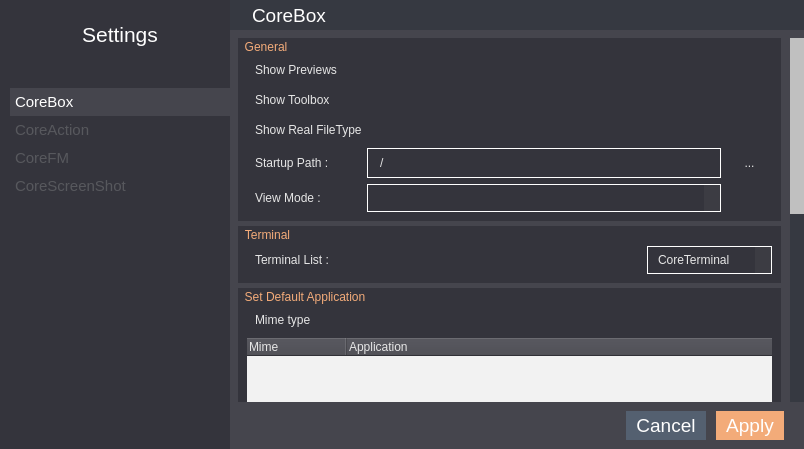
First picture: the form in app/settings/settings.ui, repository rahmanshaber/corebox, before the edit.
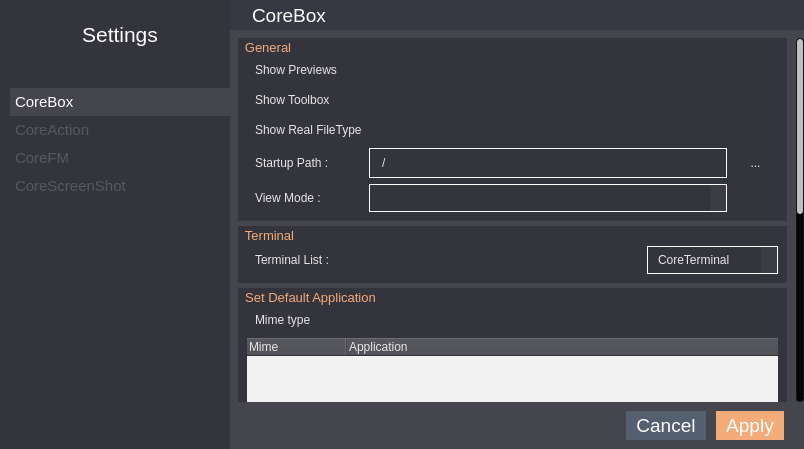
Second picture: the form after the edit. The open tabs and pages were chosen to show the change. Icons and pictures are not drawn.

The edit to the form file:
```diff
--- a/app/settings/settings.ui
+++ b/app/settings/settings.ui
@@ -500,6 +500,7 @@
 }
 
 QGroupBox {
+    font-size: 13px;
     margin-top: -1ex;
     background-color: #34343C;
     color: #E6E6E6;
@@ -1187,7 +1188,28 @@
        <item>
         <widget class="QScrollArea" name="scrollArea">
          <property name="styleSheet">
-          <string notr="true"/>
+          <string notr="true">QScrollBar:vertical {
+background-color: rgba( 0, 0, 0, 72% );
+max-width: 8px;
+border-radius: 4px;
+padding: 1px; }
+
+QScrollBar::handle:vertical {
+background-color: silver;
+max-width: 6px;
+border-radius: 3px; }
+
+QScrollBar::sub-page:vertical {
+background-color: rgba( 0, 0, 0, 72% ); }
+
+QScrollBar::add-page:vertical {
+background-color: rgba( 0, 0, 0, 72% ); }
+
+QScrollBar::add-line:vertical, 
+QScrollBar::sub-line:vertical {
+width: 0px; height: 0px; }
+
+</string>
          </property>
          <property name="verticalScrollBarPolicy">
           <enum>Qt::ScrollBarAlwaysOn</enum>
@@ -1199,9 +1221,9 @@
           <property name="geometry">
            <rect>
             <x>0</x>
-            <y>0</y>
-            <width>555</width>
-            <height>713</height>
+            <y>-363</y>
+            <width>558</width>
+            <height>731</height>
            </rect>
           </property>
           <layout class="QVBoxLayout" name="verticalLayout">
@@ -1652,20 +1674,6 @@
                 </column>
                </widget>
               </item>
-              <item row="1" column="0">
-               <widget class="QLabel" name="mimetype">
-                <property name="text">
-                 <string>Mime type</string>
-                </property>
-               </widget>
-              </item>
-              <item row="3" column="0">
-               <widget class="QLabel" name="application">
-                <property name="text">
-                 <string>Applications</string>
-                </property>
-               </widget>
-              </item>
               <item row="6" column="1">
                <widget class="QPushButton" name="moveAppAssocUp">
                 <property name="styleSheet">
@@ -1685,6 +1693,26 @@
                 </property>
                </widget>
               </item>
+              <item row="1" column="0" colspan="2">
+               <widget class="QLabel" name="mimetype">
+                <property name="sizePolicy">
+                 <sizepolicy hsizetype="Preferred" vsizetype="Preferred">
+                  <horstretch>0</horstretch>
+                  <verstretch>0</verstretch>
+                 </sizepolicy>
+                </property>
+                <property name="text">
+                 <string>Mime type</string>
+                </property>
+               </widget>
+              </item>
+              <item row="3" column="0" colspan="2">
+               <widget class="QLabel" name="application">
+                <property name="text">
+                 <string>Applications for that mime type</string>
+                </property>
+               </widget>
+              </item>
              </layout>
             </widget>
            </item>
```
